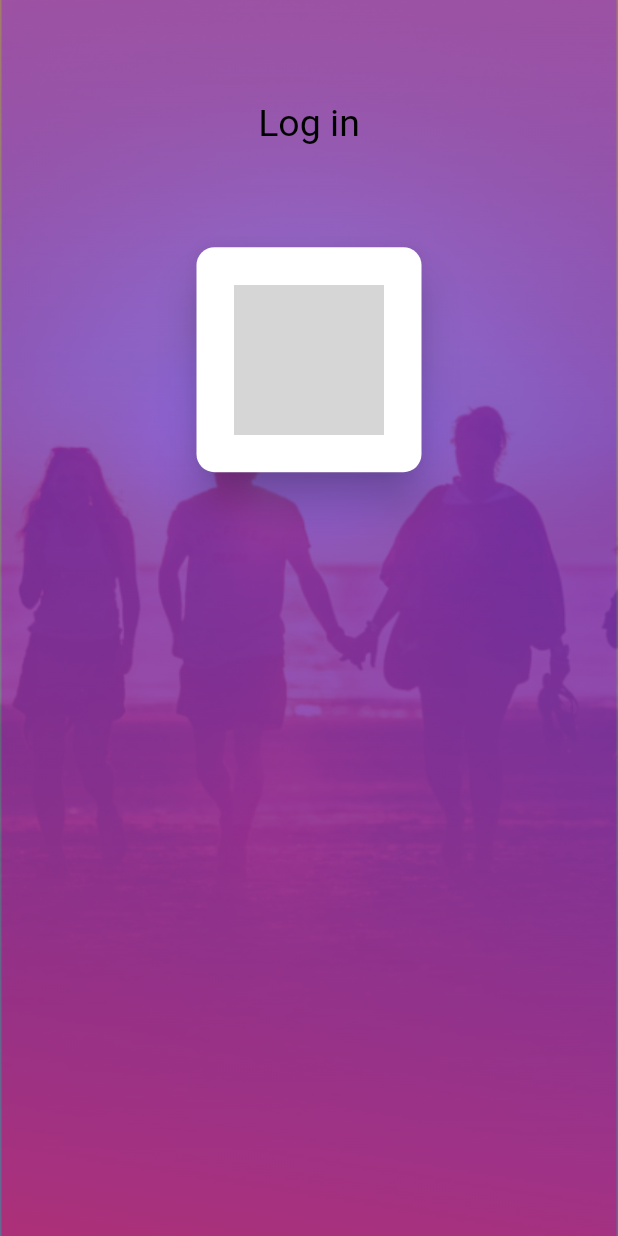
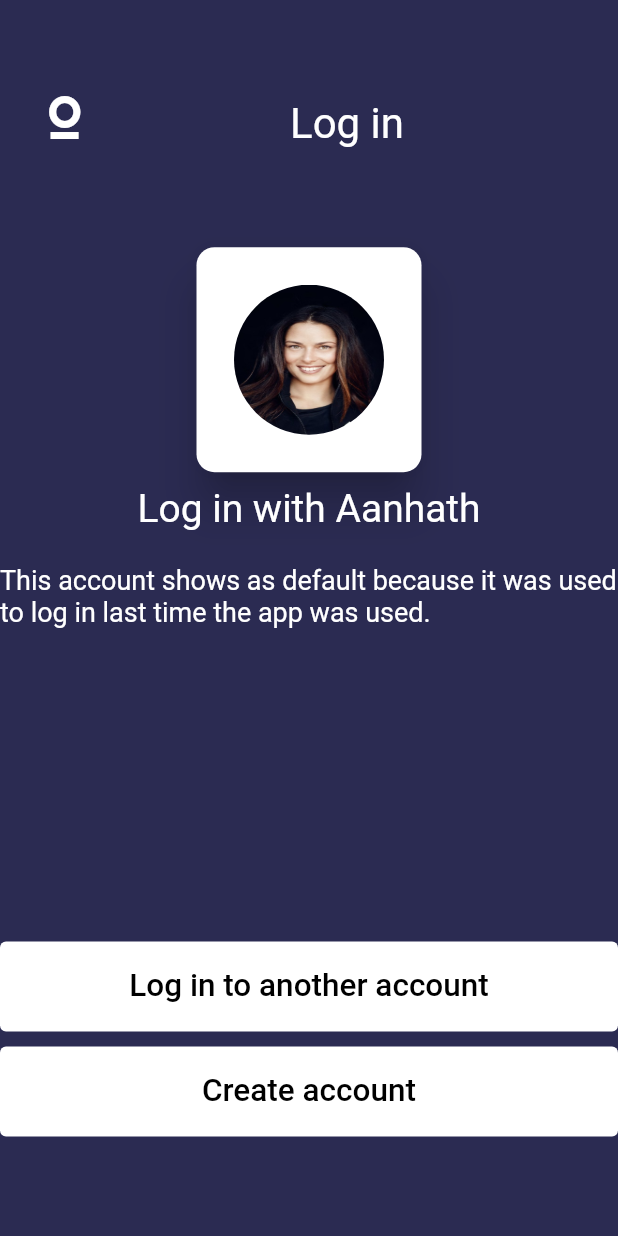
Before and after one commit to axnamit/Oculus-develpoed-in-flutter-, a Flutter app: the screen it shows after launch, after a tap on "Start using Oculus", on a phone screen of 412 x 824 dp. Run offline on Flutter 3.47's test engine with Material 2 defaults, Android fonts, the phone set to English and light mode, and no system bars; Roboto replaces fonts that are missing (SF Compact Display); project files that could hold a hidden picture were left out; grey boxes are pictures that could not be loaded.

Commit message:
login register

```diff
--- a/lib/login_screen/login.dart
+++ b/lib/login_screen/login.dart
@@ -1,4 +1,6 @@
+import 'package:flutter/cupertino.dart';
 import 'package:flutter/material.dart';
+import 'package:oculus/login_screen/register.dart';
 
 class Login extends StatefulWidget {
   @override
@@ -11,30 +13,55 @@ class Login extends StatefulWidget {
 class _Login extends State<Login> {
   @override
   Widget build(BuildContext context) {
+    var x = MediaQuery.of(context).size.height;
     // TODO: implement build
     return MaterialApp(
       home: Scaffold(
         body: Container(
-            decoration: BoxDecoration(
+            color: Color(0xff2B2B52),
+            /*  decoration: BoxDecoration(
                 image: DecorationImage(
                     image: AssetImage('assets/images/logo/splash_screen.png'),
-                    fit: BoxFit.cover)),
+                    fit: BoxFit.cover)),*/
             child: Column(
               children: <Widget>[
                 Container(
                   //color: Colors.cyanAccent,
                   width: MediaQuery.of(context).size.width,
                   height: MediaQuery.of(context).size.height / 5,
+                  // margin: EdgeInsets.only(left: 30,top: 70),
 
-                  child: Center(
+                  /* Center(
                     child: Text(
                       "Log in",
                       style: TextStyle(fontSize: 25, color: Colors.black),
                     ),
+                  ),*/
+                  child: Row(
+                    mainAxisAlignment: MainAxisAlignment.start,
+                    children: <Widget>[
+                      Container(
+                        margin: EdgeInsets.only(left: x / 27),
+                        child: Text(
+                          "O",
+                          style: TextStyle(
+                              fontFamily: "Baron Neue",
+                              fontSize: 40,
+                              color: Colors.white),
                         ),
                       ),
                       Container(
-
+                        margin: EdgeInsets.only(left: x / 6),
+                        child: Text("Log in",
+                            style: TextStyle(
+                                fontFamily: "SF Compact Display",
+                                fontSize: 28,
+                                color: Colors.white)),
+                      ),
+                    ],
+                  ),
+                ),
+                Container(
                   //  width: 200, //MediaQuery.of(context).size.width/2,
                   // height: 200, //MediaQuery.of(context).size.height / 4,
 
@@ -51,20 +78,112 @@ class _Login extends State<Login> {
                       // color: Colors.red,
                       padding: EdgeInsets.all(50),
                       decoration: BoxDecoration(
-
                         image: DecorationImage(
                           image: AssetImage('assets/images/profile.jpg'),
                           fit: BoxFit.fill,
                         ),
                         borderRadius: BorderRadius.all(Radius.circular(100.0)),
-
                       ),
                     ),
                   ),
-                )
+                ),
+                Container(
+                    width: x / 3,
+                    height: x / 17,
+                    //color: Colors.white,
+                    child: Center(
+                      child: Text(
+                        "Log in with Aanhath",
+                        style: TextStyle(
+                          fontSize: 26,
+                          color: Colors.white,
+                          fontFamily: "SF Compact Display",
+                        ),
+                      ),
+                    )),
+                Container(
+                    width: x / 2,
+                    height: x / 17,
+                    margin: EdgeInsets.only(top: 10),
+                    //color: Colors.white,
+                    child: Center(
+                      child: Text(
+                        "This account shows as default because it was used to log in last time the app was used.",
+                        style: TextStyle(
+                          fontSize: 18,
+                          color: Colors.white,
+                          fontFamily: "SF Compact Display",
+                        ),
+                      ),
+                    )),
+                Container(
+                    margin: EdgeInsets.only(top: x / 4),
+                    padding: EdgeInsets.only(bottom: 0),
+                    width: x / 2,
+
+                    //color: Color.fromRGBO(190, 202, 231, 100),
+                    alignment: Alignment.bottomCenter,
+                    child: Material(
+                      shape: RoundedRectangleBorder(
+                          borderRadius: BorderRadius.circular(4)),
+                      color: Colors.white,//Color.fromRGBO(190, 202, 231, 100),
+                      clipBehavior: Clip.antiAlias,
+                      child: MaterialButton(
+                        minWidth: 480,
+                        height: 60,
+                        child: Text(
+                          "Log in to another account",
+                          style: TextStyle(
+                              color: Colors.black,
+                              fontSize: 21,
+                              fontFamily: "SF Compact Display"),
+                        ),
+                        onPressed: () {
+                          // naviagteTOLogin(context);
+                        },
+                      ),
+                    )),
+                Container(
+                    margin: EdgeInsets.only(top: 10),
+                    padding: EdgeInsets.only(bottom: 0),
+                    width: x / 2,
+                    //color: Color.fromRGBO(190, 202, 231, 100),
+                    alignment: Alignment.bottomCenter,
+                    child: Material(
+                      shape: RoundedRectangleBorder(
+                          borderRadius: BorderRadius.circular(4)),
+                      color: Colors.white,//Color.fromRGBO(190, 202, 231, 100),
+                      clipBehavior: Clip.antiAlias,
+                      child: MaterialButton(
+                        minWidth: 480,
+                        height: 60,
+                        child: Text(
+                          "Create account",
+                          style: TextStyle(
+                              color: Colors.black,
+                              fontSize: 21,
+                              fontFamily: "SF Compact Display"),
+                        ),
+                        onPressed: (
+
+                            ) {
+                          naviagteTORegister(context);
+                          // naviagteTOLogin(context);
+                        },
+                      ),
+                    ))
               ],
             )),
       ),
     );
   }
 }
+
+Future naviagteTORegister(context) async{
+  Navigator.push(context, MaterialPageRoute(builder: (context)=>Register()));
+
+}
+
+/*Future naviagteTOLogin(context) async{
+  Navigator.push(context, MaterialPageRoute(builder: (context) => Register()));
+}*/
--- a/lib/main.dart
+++ b/lib/main.dart
@@ -37,7 +37,7 @@ class _SpashScreen extends State<SplashScreen> {
   Widget build(BuildContext context) {
     // TODO: implement build
     return Scaffold(
-      backgroundColor: Color.fromRGBO(84, 97, 200, 100),
+      backgroundColor: Color(0xff2B2B52),
       body: Center(
           child: loading
               ? Text("O",style: TextStyle(color: Colors.white,
```
Also changed, not shown: lib/login_screen/register.dart (added, +95 -0 lines), assets/images/profile.jpg (added), pubspec.lock. Lines whose indentation alone changed are shown as unchanged.
